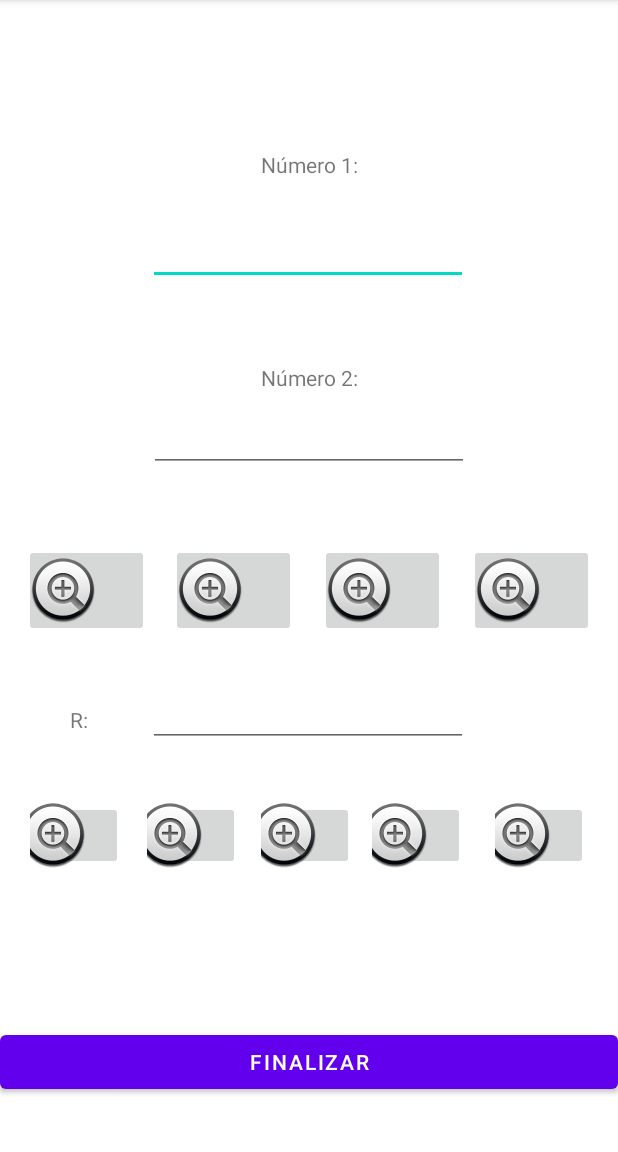
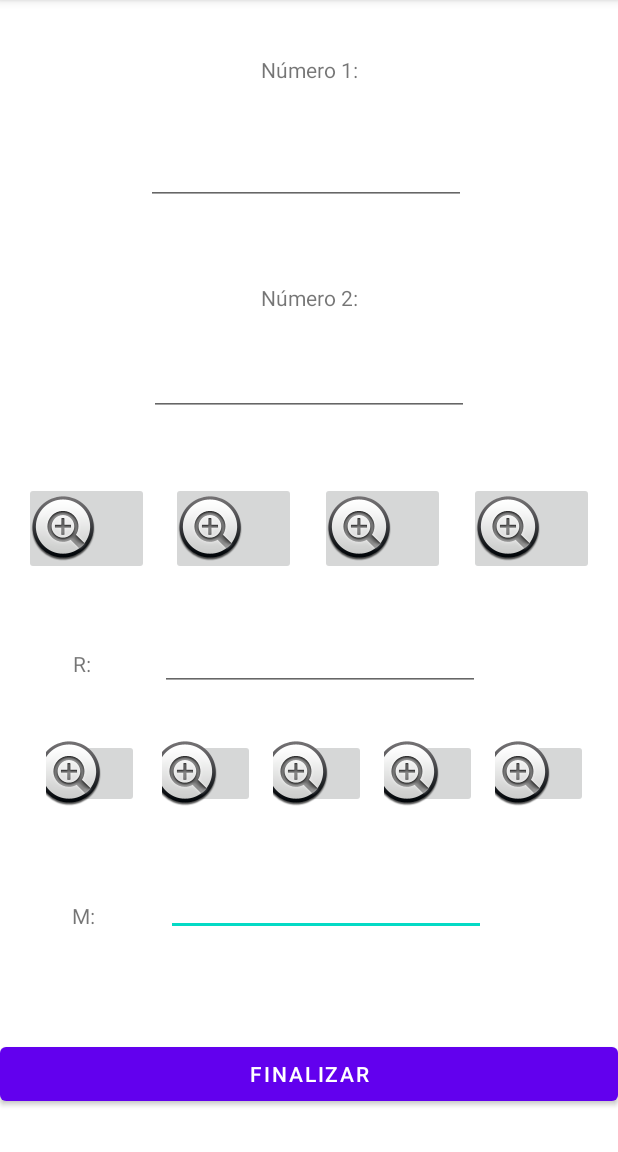
Before and after one commit to JoaoPedroChiappa/ChPcalculadoraReal, an Android app: the screen it shows after launch (MainActivity), on a phone screen of 412 x 824 dp, the part 84-1236 px from its top. Run offline under Robolectric (Android 15) with nearby library versions, the phone set to English and light mode, and no system bars.

Commit message:
Memórias

```diff
--- a/AndroidChP/app/src/main/java/com/example/chpcalculadora/MainActivity.java
+++ b/AndroidChP/app/src/main/java/com/example/chpcalculadora/MainActivity.java
@@ -14,10 +14,12 @@ public class MainActivity extends AppCompatActivity {
 
     //num1; num2; btnMais; btnMenos; btnMulti; btnDivisao; cmpresposta; btnMemoria1; btnMemoria2; btnMemoria3; btnMemoria4; btnMemoria5; btnFinalizar;
 
-    ImageButton btnMais, btnMenos, btnMulti, btnDivisao, btnMemoria1, btnMemoria2, btnMemoria3, btnMemoria4, btnMemoria5;
+    ImageButton btnMais, btnMenos, btnMulti, btnDivisao, btnMemoriaMais, btnMemoriaMenos, btnMemoriaMostra, btnMemoriaArmazena, btnMemoriaLimpa;
 
-    TextView num1, num2, cmpresposta;
+    TextView num1, num2, cmpresposta, cmpmemoria;
     double resposta = 0;
+    double memoria = 0;
+
 
     @Override
     protected void onCreate(Bundle savedInstanceState) {
@@ -41,13 +43,14 @@ public class MainActivity extends AppCompatActivity {
         btnMulti = findViewById(R.id.btnMulti);
         btnDivisao = findViewById(R.id.btnDivisao);
 
-        btnMemoria1 = findViewById(R.id.btnMemoria1);
-        btnMemoria2 = findViewById(R.id.btnMemoria2);
-        btnMemoria3 = findViewById(R.id.btnMemoria3);
-        btnMemoria4 = findViewById(R.id.btnMemoria4);
-        btnMemoria5 = findViewById(R.id.btnMemoria5);
+        btnMemoriaMais = findViewById(R.id.btnMemoriaMais);
+        btnMemoriaMenos = findViewById(R.id.btnMemoriaMenos);
+        btnMemoriaMostra = findViewById(R.id.btnMemoriaMostra);
+        btnMemoriaArmazena = findViewById(R.id.btnMemoriaArmazena);
+        btnMemoriaLimpa = findViewById(R.id.btnMemoriaLimpa);
 
         cmpresposta = findViewById(R.id.cmpresposta);
+        cmpmemoria = findViewById(R.id.cmpmemoria);
 
         btnMais.setOnClickListener(new View.OnClickListener() {
             @Override
@@ -97,18 +100,43 @@ public class MainActivity extends AppCompatActivity {
             }
         });
 
-        /*
-        btnMemoria1.setOnClickListener(new View.OnClickListener() {
+        btnMemoriaMais.setOnClickListener(new View.OnClickListener() {
             @Override
             public void onClick(View v) {
                 double a = Double.parseDouble(num1.getText().toString());
-                double b = Double.parseDouble(num2.getText().toString());
-                resposta = a / b;
-                String respostaFinal = String.valueOf(resposta);
-                cmpresposta.setText(respostaFinal);
-                resposta = 0;
+                memoria = memoria + a;
             }
         });
-        */
+
+        btnMemoriaMenos.setOnClickListener(new View.OnClickListener() {
+            @Override
+            public void onClick(View v) {
+                double a = Double.parseDouble(num1.getText().toString());
+                memoria = memoria - a;
+            }
+        });
+
+        btnMemoriaMostra.setOnClickListener(new View.OnClickListener() {
+            @Override
+            public void onClick(View v) {
+                String respostaFinal = String.valueOf(memoria);
+                cmpmemoria.setText(respostaFinal);
+            }
+        });
+
+        btnMemoriaArmazena.setOnClickListener(new View.OnClickListener() {
+            @Override
+            public void onClick(View v) {
+                double a = Double.parseDouble(num1.getText().toString());
+                memoria = a;
+            }
+        });
+
+        btnMemoriaLimpa.setOnClickListener(new View.OnClickListener() {
+            @Override
+            public void onClick(View v) {
+                memoria = 0;
+            }
+        });
     }
 }
--- a/AndroidChP/app/src/main/res/layout/activity_main.xml
+++ b/AndroidChP/app/src/main/res/layout/activity_main.xml
@@ -5,6 +5,123 @@
     android:layout_width="match_parent"
     android:layout_height="match_parent"
     tools:context=".MainActivity">
+
+    <EditText
+        android:id="@+id/cmpmemoria"
+        android:layout_width="wrap_content"
+        android:layout_height="wrap_content"
+        android:layout_marginEnd="88dp"
+        android:layout_marginBottom="68dp"
+        android:ems="10"
+        android:inputType="number"
+        app:layout_constraintBottom_toTopOf="@+id/btnFinalizar"
+        app:layout_constraintEnd_toEndOf="parent" />
+
+    <Button
+        android:id="@+id/btnFinalizar"
+        android:layout_width="0dp"
+        android:layout_height="wrap_content"
+        android:layout_marginBottom="28dp"
+        android:text="Finalizar"
+        app:layout_constraintBottom_toBottomOf="parent"
+        app:layout_constraintEnd_toEndOf="parent"
+        app:layout_constraintHorizontal_bias="0.0"
+        app:layout_constraintStart_toStartOf="parent" />
+
+    <TextView
+        android:id="@+id/txtnum1"
+        android:layout_width="wrap_content"
+        android:layout_height="wrap_content"
+        android:text="Número 1:"
+        app:layout_constraintBottom_toTopOf="@+id/num1"
+        app:layout_constraintEnd_toEndOf="parent"
+        app:layout_constraintStart_toStartOf="parent"
+        app:layout_constraintTop_toTopOf="parent"
+        app:layout_constraintVertical_bias="0.513" />
+
+    <ImageButton
+        android:id="@+id/btnMenos"
+        android:layout_width="83dp"
+        android:layout_height="62dp"
+        android:layout_marginEnd="16dp"
+        android:layout_marginBottom="32dp"
+        app:layout_constraintBottom_toTopOf="@+id/cmpresposta"
+        app:layout_constraintEnd_toStartOf="@+id/btnMulti"
+        app:srcCompat="@android:drawable/btn_plus" />
+
+    <TextView
+        android:id="@+id/txtnum2"
+        android:layout_width="wrap_content"
+        android:layout_height="wrap_content"
+        android:layout_marginBottom="24dp"
+        android:text="Número 2:"
+        app:layout_constraintBottom_toTopOf="@+id/num2"
+        app:layout_constraintEnd_toEndOf="parent"
+        app:layout_constraintStart_toStartOf="parent" />
+
+    <EditText
+        android:id="@+id/cmpresposta"
+        android:layout_width="wrap_content"
+        android:layout_height="wrap_content"
+        android:layout_marginEnd="92dp"
+        android:layout_marginBottom="32dp"
+        android:ems="10"
+        android:inputType="number"
+        app:layout_constraintBottom_toTopOf="@+id/btnMemoriaMais"
+        app:layout_constraintEnd_toEndOf="parent" />
+
+    <ImageButton
+        android:id="@+id/btnDivisao"
+        android:layout_width="83dp"
+        android:layout_height="62dp"
+        android:layout_marginEnd="16dp"
+        android:layout_marginBottom="32dp"
+        app:layout_constraintBottom_toTopOf="@+id/cmpresposta"
+        app:layout_constraintEnd_toEndOf="parent"
+        app:srcCompat="@android:drawable/btn_plus" />
+
+    <ImageButton
+        android:id="@+id/btnMais"
+        android:layout_width="83dp"
+        android:layout_height="62dp"
+        android:layout_marginBottom="32dp"
+        app:layout_constraintBottom_toTopOf="@+id/cmpresposta"
+        app:layout_constraintEnd_toStartOf="@+id/btnMenos"
+        app:layout_constraintHorizontal_bias="0.516"
+        app:layout_constraintStart_toStartOf="parent"
+        app:srcCompat="@android:drawable/btn_plus" />
+
+    <ImageButton
+        android:id="@+id/btnMulti"
+        android:layout_width="83dp"
+        android:layout_height="62dp"
+        android:layout_marginEnd="16dp"
+        android:layout_marginBottom="32dp"
+        app:layout_constraintBottom_toTopOf="@+id/cmpresposta"
+        app:layout_constraintEnd_toStartOf="@+id/btnDivisao"
+        app:srcCompat="@android:drawable/btn_plus" />
+
+    <ImageButton
+        android:id="@+id/btnMemoriaMais"
+        android:layout_width="62dp"
+        android:layout_height="46dp"
+        android:layout_marginStart="20dp"
+        android:layout_marginBottom="40dp"
+        app:layout_constraintBottom_toTopOf="@+id/cmpmemoria"
+        app:layout_constraintEnd_toStartOf="@+id/btnMemoriaMenos"
+        app:layout_constraintHorizontal_bias="0.4"
+        app:layout_constraintStart_toStartOf="parent"
+        app:srcCompat="@android:drawable/btn_plus" />
+
+    <ImageButton
+        android:id="@+id/btnMemoriaMostra"
+        android:layout_width="62dp"
+        android:layout_height="46dp"
+        android:layout_marginEnd="12dp"
+        android:layout_marginBottom="40dp"
+        app:layout_constraintBottom_toTopOf="@+id/cmpmemoria"
+        app:layout_constraintEnd_toStartOf="@+id/btnMemoriaArmazena"
+        app:srcCompat="@android:drawable/btn_plus" />
 
     <EditText
         android:id="@+id/num1"
@@ -15,166 +132,70 @@
         android:inputType="number"
         app:layout_constraintBottom_toTopOf="@+id/txtnum2"
         app:layout_constraintEnd_toEndOf="parent"
-        app:layout_constraintHorizontal_bias="0.495"
+        app:layout_constraintHorizontal_bias="0.49"
         app:layout_constraintStart_toStartOf="parent" />
 
-    <Button
-        android:id="@+id/btnFinalizar"
-        android:layout_width="0dp"
-        android:layout_height="wrap_content"
-        android:layout_marginBottom="36dp"
-        android:text="Finalizar"
-        app:layout_constraintBottom_toBottomOf="parent"
+    <ImageButton
+        android:id="@+id/btnMemoriaMenos"
+        android:layout_width="62dp"
+        android:layout_height="46dp"
+        android:layout_marginEnd="12dp"
+        android:layout_marginBottom="40dp"
+        app:layout_constraintBottom_toTopOf="@+id/cmpmemoria"
+        app:layout_constraintEnd_toStartOf="@+id/btnMemoriaMostra"
+        app:srcCompat="@android:drawable/btn_plus" />
+
+    <ImageButton
+        android:id="@+id/btnMemoriaLimpa"
+        android:layout_width="62dp"
+        android:layout_height="46dp"
+        android:layout_marginEnd="20dp"
+        android:layout_marginBottom="40dp"
+        app:layout_constraintBottom_toTopOf="@+id/cmpmemoria"
         app:layout_constraintEnd_toEndOf="parent"
-        app:layout_constraintHorizontal_bias="0.501"
+        app:srcCompat="@android:drawable/btn_plus" />
+
+    <TextView
+        android:id="@+id/txtresposta"
+        android:layout_width="13dp"
+        android:layout_height="16dp"
+        android:layout_marginBottom="44dp"
+        android:text="R:"
+        app:layout_constraintBottom_toTopOf="@+id/btnMemoriaMais"
+        app:layout_constraintEnd_toStartOf="@+id/cmpresposta"
+        app:layout_constraintHorizontal_bias="0.521"
         app:layout_constraintStart_toStartOf="parent" />
 
     <EditText
         android:id="@+id/num2"
         android:layout_width="wrap_content"
         android:layout_height="wrap_content"
-        android:layout_marginBottom="48dp"
+        android:layout_marginBottom="44dp"
         android:ems="10"
         android:inputType="number"
         app:layout_constraintBottom_toTopOf="@+id/btnMais"
         app:layout_constraintEnd_toEndOf="parent"
         app:layout_constraintStart_toStartOf="parent" />
 
-    <TextView
-        android:id="@+id/txtnum2"
-        android:layout_width="wrap_content"
-        android:layout_height="wrap_content"
-        android:layout_marginBottom="8dp"
-        android:text="Número 2:"
-        app:layout_constraintBottom_toTopOf="@+id/num2"
-        app:layout_constraintEnd_toEndOf="parent"
-        app:layout_constraintStart_toStartOf="parent" />
-
     <ImageButton
-        android:id="@+id/btnMemoria1"
-        android:layout_width="62dp"
-        android:layout_height="46dp"
-        android:layout_marginStart="20dp"
-        android:layout_marginBottom="104dp"
-        app:layout_constraintBottom_toTopOf="@+id/btnFinalizar"
-        app:layout_constraintEnd_toStartOf="@+id/btnMemoria2"
-        app:layout_constraintHorizontal_bias="0.0"
-        app:layout_constraintStart_toStartOf="parent"
-        app:srcCompat="@android:drawable/btn_plus" />
-
-    <ImageButton
-        android:id="@+id/btnMemoria5"
-        android:layout_width="62dp"
-        android:layout_height="46dp"
-        android:layout_marginEnd="20dp"
-        android:layout_marginBottom="104dp"
-        app:layout_constraintBottom_toTopOf="@+id/btnFinalizar"
-        app:layout_constraintEnd_toEndOf="parent"
-        app:srcCompat="@android:drawable/btn_plus" />
-
-    <ImageButton
-        android:id="@+id/btnMemoria4"
-        android:layout_width="62dp"
-        android:layout_height="46dp"
-        android:layout_marginEnd="20dp"
-        android:layout_marginBottom="104dp"
-        app:layout_constraintBottom_toTopOf="@+id/btnFinalizar"
-        app:layout_constraintEnd_toStartOf="@+id/btnMemoria5"
-        app:srcCompat="@android:drawable/btn_plus" />
-
-    <ImageButton
-        android:id="@+id/btnMemoria3"
+        android:id="@+id/btnMemoriaArmazena"
         android:layout_width="62dp"
         android:layout_height="46dp"
         android:layout_marginEnd="12dp"
-        android:layout_marginBottom="104dp"
-        app:layout_constraintBottom_toTopOf="@+id/btnFinalizar"
-        app:layout_constraintEnd_toStartOf="@+id/btnMemoria4"
-        app:srcCompat="@android:drawable/btn_plus" />
-
-    <ImageButton
-        android:id="@+id/btnMemoria2"
-        android:layout_width="62dp"
-        android:layout_height="46dp"
-        android:layout_marginEnd="14dp"
-        android:layout_marginBottom="104dp"
-        app:layout_constraintBottom_toTopOf="@+id/btnFinalizar"
-        app:layout_constraintEnd_toStartOf="@+id/btnMemoria3"
-        app:srcCompat="@android:drawable/btn_plus" />
-
-    <ImageButton
-        android:id="@+id/btnMais"
-        android:layout_width="83dp"
-        android:layout_height="62dp"
-        android:layout_marginBottom="28dp"
-        app:layout_constraintBottom_toTopOf="@+id/cmpresposta"
-        app:layout_constraintEnd_toStartOf="@+id/btnMenos"
-        app:layout_constraintHorizontal_bias="0.516"
-        app:layout_constraintStart_toStartOf="parent"
-        app:srcCompat="@android:drawable/btn_plus" />
-
-    <ImageButton
-        android:id="@+id/btnMenos"
-        android:layout_width="83dp"
-        android:layout_height="62dp"
-        android:layout_marginEnd="16dp"
-        android:layout_marginBottom="28dp"
-        app:layout_constraintBottom_toTopOf="@+id/cmpresposta"
-        app:layout_constraintEnd_toStartOf="@+id/btnMulti"
-        app:srcCompat="@android:drawable/btn_plus" />
-
-    <ImageButton
-        android:id="@+id/btnDivisao"
-        android:layout_width="83dp"
-        android:layout_height="62dp"
-        android:layout_marginEnd="16dp"
-        android:layout_marginBottom="28dp"
-        app:layout_constraintBottom_toTopOf="@+id/cmpresposta"
-        app:layout_constraintEnd_toEndOf="parent"
-        app:srcCompat="@android:drawable/btn_plus" />
-
-    <ImageButton
-        android:id="@+id/btnMulti"
-        android:layout_width="83dp"
-        android:layout_height="62dp"
-        android:layout_marginEnd="16dp"
-        android:layout_marginBottom="28dp"
-        app:layout_constraintBottom_toTopOf="@+id/cmpresposta"
-        app:layout_constraintEnd_toStartOf="@+id/btnDivisao"
+        android:layout_marginBottom="40dp"
+        app:layout_constraintBottom_toTopOf="@+id/cmpmemoria"
+        app:layout_constraintEnd_toStartOf="@+id/btnMemoriaLimpa"
         app:srcCompat="@android:drawable/btn_plus" />
 
     <TextView
-        android:id="@+id/txtresposta"
-        android:layout_width="13dp"
-        android:layout_height="16dp"
-        android:layout_marginBottom="48dp"
-        android:text="R:"
-        app:layout_constraintBottom_toTopOf="@+id/btnMemoria1"
-        app:layout_constraintEnd_toStartOf="@+id/cmpresposta"
-        app:layout_constraintHorizontal_bias="0.548"
+        android:id="@+id/txtMemoria"
+        android:layout_width="wrap_content"
+        android:layout_height="wrap_content"
+        android:layout_marginBottom="72dp"
+        android:text="M:"
+        app:layout_constraintBottom_toTopOf="@+id/btnFinalizar"
+        app:layout_constraintEnd_toStartOf="@+id/cmpmemoria"
+        app:layout_constraintHorizontal_bias="0.505"
         app:layout_constraintStart_toStartOf="parent" />
 
-    <EditText
-        android:id="@+id/cmpresposta"
-        android:layout_width="wrap_content"
-        android:layout_height="wrap_content"
-        android:layout_marginEnd="100dp"
-        android:layout_marginBottom="36dp"
-        android:ems="10"
-        android:inputType="number"
-        app:layout_constraintBottom_toTopOf="@+id/btnMemoria1"
-        app:layout_constraintEnd_toEndOf="parent" />
-
-    <TextView
-        android:id="@+id/txtnum1"
-        android:layout_width="wrap_content"
-        android:layout_height="wrap_content"
-        android:layout_marginBottom="8dp"
-        android:text="Número 1:"
-        app:layout_constraintBottom_toTopOf="@+id/num1"
-        app:layout_constraintEnd_toEndOf="parent"
-        app:layout_constraintStart_toStartOf="parent"
-        app:layout_constraintTop_toTopOf="parent"
-        app:layout_constraintVertical_bias="0.854" />
-
 </androidx.constraintlayout.widget.ConstraintLayout>
```
Also changed, not shown: 2 other files.
